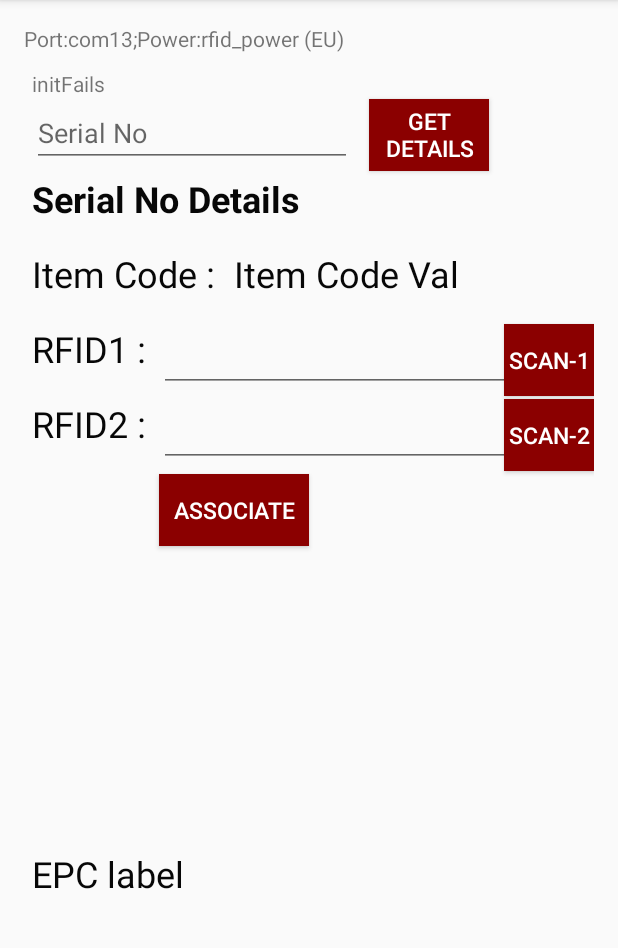
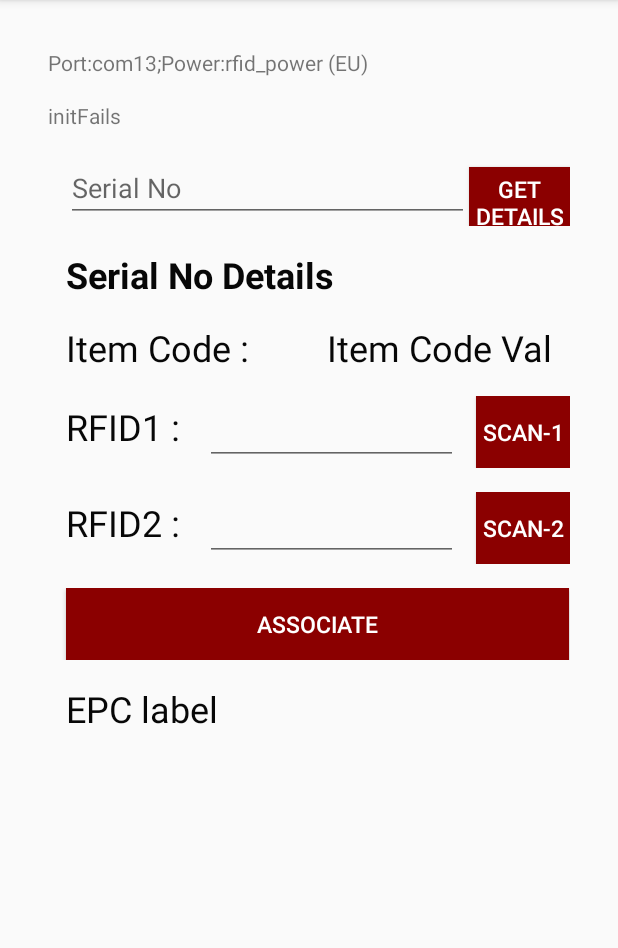
Before and after one commit to SureshAlien/RFIDScannerApp, an Android app: the MeritUHF screen opened directly, with no data from a screen before it, on a phone screen of 412 x 824 dp, the part 84-1032 px from its top. Run offline under Robolectric (Android 15) with nearby library versions, the light colour scheme and no system bars; our stand-ins replace Volley; network calls fail; pictures from the network do not load; 1 statement that could not run was skipped.

Commit message:
Proper UI scanning screen before adding doctype field

```diff
--- a/app/src/main/java/com/example/myapplicationfirs/MeritUHF.java
+++ b/app/src/main/java/com/example/myapplicationfirs/MeritUHF.java
@@ -174,7 +174,7 @@ public class MeritUHF extends AppCompatActivity implements  OnClickListener
         textView_title_config = (TextView) findViewById(R.id.textview_title_config);
         textView_title_config.setText("Port:com" + 13
                 +";Power:" + powerString + " (EU)");
-        manager = UhfReader.getInstance();
+        manager = UhfReader.getInstance();  //gets power from here
         if (manager == null) {
             textVersion.setText("initFails");
             return;
@@ -1136,8 +1136,11 @@ public class MeritUHF extends AppCompatActivity implements  OnClickListener
         //String url = "http://192.168.0.15/api/resource/Serial%20No?fields=[\"pch_rfid_tag1\",\"pch_rfid_tag2\",\"item_code\"]&filters=[[\"Serial%20No\",\"name\",\"=\",\""+ serial_no+"\"]]";//localhost url // \""+rfid_tag+ "\"
 
         String url = Utility.getInstance().buildUrl(CustomUrl.API_RESOURCE, null, CustomUrl.SERIAL_NO);
+        System.out.println("***************Firs url before filter"+url );
+
         url += "?fields=[\"pch_rfid_tag1\",\"pch_rfid_tag2\",\"item_code\"]&filters=[[\"Serial%20No\",\"name\",\"=\",\""+ serial_no+"\"]]" ;
 
+        System.out.println("***************same url after filter"+url );
 
         JsonObjectRequest JsonRequest = new JsonObjectRequest(Request.Method.GET, url,null,
                 new Response.Listener<JSONObject>()
--- a/app/src/main/java/com/example/myapplicationfirs/utils/CustomUrl.java
+++ b/app/src/main/java/com/example/myapplicationfirs/utils/CustomUrl.java
@@ -6,9 +6,6 @@ package com.example.myapplicationfirs.utils;
 
 
 public class CustomUrl {
-
-
-
 
     CustomUrl(){
         //do nothing here, default constructor
--- a/app/src/main/res/layout/activity_login.xml
+++ b/app/src/main/res/layout/activity_login.xml
@@ -76,10 +76,4 @@
     </FrameLayout>
 
 
-
-
-
-
-
-
 </RelativeLayout>
--- a/app/src/main/res/layout/activity_merit_uhf.xml
+++ b/app/src/main/res/layout/activity_merit_uhf.xml
@@ -9,184 +9,296 @@
     android:paddingRight="16dp"
     android:paddingTop="16dp"
     >
+    <LinearLayout
+        android:id="@+id/linearlayout_power_config"
+        android:layout_width="match_parent"
+        android:layout_height="wrap_content"
+        android:orientation="vertical"
+        android:layout_marginTop="@dimen/top_margin"
+        android:layout_marginLeft="@dimen/top_margin"
+        >
         <TextView
+            android:layout_width="match_parent"
+            android:layout_height="wrap_content"
             android:id="@+id/textview_title_config"
-        android:layout_width="wrap_content"
-        android:layout_height="wrap_content"
             android:ellipsize="marquee"
             android:focusableInTouchMode="true"
             android:scrollHorizontally="true"
             android:scrollbars="horizontal"
-        android:singleLine="true" />
+            android:singleLine="true"
+            />
+
+    </LinearLayout>
+
+    <LinearLayout
+        android:id="@+id/linearlayout_textVersion"
+        android:layout_below="@+id/linearlayout_power_config"
+        android:layout_width="match_parent"
+        android:layout_height="wrap_content"
+        android:layout_marginTop="@dimen/top_margin"
+        android:layout_marginLeft="@dimen/top_margin"
+        >
+
 
     <TextView
             android:id="@+id/textView_version"
             android:text="Text version"
             android:layout_width="wrap_content"
             android:layout_height="wrap_content"
-        android:layout_marginTop="30dp"
-        android:layout_marginLeft="5dp"/>
+            />
+    </LinearLayout>
 
-
+    <LinearLayout
+        android:layout_width="match_parent"
+        android:layout_height="wrap_content"
+        android:id="@+id/linearlayout_docName_details"
+        android:layout_below="@+id/linearlayout_textVersion"
+        android:weightSum="1"
+        android:layout_marginTop="@dimen/top_margin"
+        android:layout_marginLeft="@dimen/top_margin"
+        android:layout_marginRight="@dimen/top_margin"
+        android:paddingLeft="0dp"
+        android:paddingRight="0dp">
 
         <EditText
             android:id="@+id/editSerNo"
-        android:layout_width="wrap_content"
+            android:layout_width="0dp"
             android:layout_height="wrap_content"
             android:ems="10"
+
             android:inputType="text"
-        android:layout_marginLeft="5dp"
-        android:layout_marginTop="50dp"
+            android:layout_weight="0.80"
+            android:layout_marginLeft="@dimen/fabulous_margin"
             android:hint="Serial No"
             />
 
         <Button
+            android:id="@+id/btnGetDetails"
             android:text="Get Details"
-        android:id="@+id/btnGetDetails"
-        android:layout_width="80dp"
+            android:layout_weight="0.2"
             android:layout_height="wrap_content"
-        android:layout_marginLeft="230dp"
+            android:layout_width="0dp"
             android:textSize="15sp"
-        android:layout_marginTop="50dp"
             android:background="@color/colorPrimaryDark"
-        android:textColor="@color/cardview_light_background"/>
+            android:textColor="@color/cardview_light_background"
+            />
+    </LinearLayout>
+
+    <LinearLayout
+        android:id="@+id/linearlayout_serialNo_details_label"
+
+        android:layout_width="match_parent"
+        android:layout_height="wrap_content"
+        android:orientation="vertical"
+        android:layout_below="@+id/linearlayout_docName_details"
+        android:layout_marginTop="@dimen/top_margin"
+        android:layout_marginLeft="@dimen/top_margin"
+        >
+        <TextView
+            android:id="@+id/tvSNDetails"
+            android:layout_width="match_parent"
+            android:layout_height="wrap_content"
+            android:text="Serial No Details"
+            android:autoLink="none"
+            android:textStyle="bold"
+            android:textColor="@color/textColor"
+            android:textSize="24dp"
+            android:layout_marginLeft="@dimen/fabulous_margin"
+            />
+    </LinearLayout>
+
+    <LinearLayout
+        android:layout_width="match_parent"
+        android:layout_height="wrap_content"
+        android:id="@+id/linearlayout_itemCode"
+        android:layout_below="@+id/linearlayout_serialNo_details_label"
+        android:weightSum="1"
+        android:layout_marginTop="@dimen/top_margin"
+        android:layout_marginLeft="@dimen/top_margin"
+        android:layout_marginRight="@dimen/top_margin"
+        android:paddingLeft="0dp"
+        android:paddingRight="0dp">
 
         <TextView
-        android:text="Serial No Details"
-        android:id="@+id/tvSNDetails"
-        android:layout_width="wrap_content"
+            android:id="@+id/tvItemCode"
+            android:text="Item Code :"
+            android:layout_width="0dp"
             android:layout_height="wrap_content"
+            android:layout_weight="0.50"
+            android:layout_marginLeft="@dimen/fabulous_margin"
+
             android:textSize="24dp"
-        android:layout_marginTop="100dp"
-        android:layout_marginLeft="5dp"
-        android:textStyle="bold"
-        android:textColor="@color/textColor"
-        />
-
-    <TextView
-        android:text="Item Code :"
-        android:id="@+id/tvItemCode"
-        android:layout_width="wrap_content"
-        android:layout_height="wrap_content"
-        android:textSize="24dp"
-        android:layout_marginTop="150dp"
-        android:layout_marginLeft="5dp"
             android:textColor="@color/textColor"
             />
 
         <TextView
             android:text="Item Code Val "
             android:id="@+id/tvItemCodeVal"
-        android:layout_width="wrap_content"
+            android:layout_width="0dp"
+            android:layout_height="wrap_content"
+            android:layout_weight="0.50"
+            android:layout_marginLeft="@dimen/fabulous_margin"
+            android:textSize="24dp"
+            android:textColor="@color/textColor"
+            />
+    </LinearLayout>
+
+    <LinearLayout
+        android:layout_width="match_parent"
+        android:layout_height="wrap_content"
+        android:id="@+id/linearlayout_rfid1"
+        android:layout_below="@+id/linearlayout_itemCode"
+        android:weightSum="1"
+        android:layout_marginTop="@dimen/top_margin"
+        android:layout_marginLeft="@dimen/top_margin"
+        android:layout_marginRight="@dimen/top_margin"
+        android:paddingLeft="0dp"
+        android:paddingRight="0dp">
+
+        <TextView
+            android:id="@+id/tvRfid1"
+            android:text="RFID1 :"
+            android:layout_width="0dp"
             android:layout_height="wrap_content"
             android:textSize="24dp"
-        android:layout_marginTop="150dp"
-        android:layout_marginLeft="140dp"
-        android:textColor="@color/textColor"
-        />
-
-
-
-    <TextView
-        android:text="RFID1 :"
-        android:id="@+id/tvRfid1"
-        android:layout_width="wrap_content"
-        android:layout_height="wrap_content"
-        android:textSize="24dp"
-        android:layout_marginTop="200dp"
-        android:layout_marginLeft="5dp"
+            android:layout_weight="0.26"
+            android:layout_marginLeft="@dimen/fabulous_margin"
             android:textColor="@color/textColor"
             />
 
         <EditText
             android:id="@+id/editRfid1"
-        android:layout_width="250dp"
+            android:layout_width="0dp"
             android:layout_height="wrap_content"
+            android:layout_weight="0.54"
+            android:layout_marginLeft="@dimen/fabulous_margin"
             android:ems="10"
             android:inputType="text"
-        android:layout_marginTop="200dp"
-        android:layout_marginLeft="90dp" />
+             />
 
         <Button
             android:id="@+id/btnScan1"
-        android:layout_width="wrap_content"
+            android:text="Scan-1"
+            android:layout_width="0dp"
             android:layout_height="wrap_content"
-        android:text="Scan-1"
+            android:layout_weight="0.20"
+            android:layout_marginLeft="@dimen/fabulous_margin"
             android:textSize="15sp"
-        android:layout_marginTop="200dp"
-        android:layout_marginLeft="320dp"
             android:background="@color/colorPrimaryDark"
             android:textColor="@color/cardview_light_background"
             />
+    </LinearLayout>
+
+    <LinearLayout
+        android:id="@+id/linearlayout_rfid2"
+        android:layout_below="@+id/linearlayout_rfid1"
+        android:layout_width="match_parent"
+        android:layout_height="wrap_content"
+        android:weightSum="1"
+        android:layout_marginTop="@dimen/top_margin"
+        android:layout_marginLeft="@dimen/top_margin"
+        android:layout_marginRight="@dimen/top_margin"
+        android:paddingLeft="0dp"
+        android:paddingRight="0dp">
 
         <TextView
+            android:id="@+id/tvRfid2"
             android:text="RFID2 :"
-        android:id="@+id/tvRfid2"
-        android:layout_width="wrap_content"
+            android:layout_width="0dp"
             android:layout_height="wrap_content"
             android:textSize="24dp"
-        android:layout_marginTop="250dp"
-        android:layout_marginLeft="5dp"
+            android:layout_weight="0.26"
+            android:layout_marginLeft="@dimen/fabulous_margin"
             android:textColor="@color/textColor"
             />
 
-
-
         <EditText
             android:id="@+id/editRfid2"
-        android:layout_width="250dp"
+            android:layout_width="0dp"
             android:layout_height="wrap_content"
+            android:layout_weight="0.54"
+            android:layout_marginLeft="@dimen/fabulous_margin"
             android:ems="10"
             android:inputType="text"
-        android:layout_marginTop="250dp"
-        android:layout_marginLeft="90dp" />
+            />
 
         <Button
             android:id="@+id/btnScan2"
-        android:layout_width="wrap_content"
+            android:text="Scan-2"
+            android:layout_width="0dp"
             android:layout_height="wrap_content"
-        android:layout_below="@+id/btnScan1"
-        android:layout_marginLeft="320dp"
-        android:layout_marginTop="2dp"
-        android:text="Scan-2"
+            android:layout_weight="0.20"
+            android:layout_marginLeft="@dimen/fabulous_margin"
             android:textSize="15sp"
-        android:background="@color/colorPrimaryDark"
-        android:textColor="@color/cardview_light_background"/>
-
-    <Button
-        android:text="Associate"
-        android:id="@+id/btnAssociate"
-        android:textSize="15sp"
-        android:layout_width="100dp"
-        android:layout_height="wrap_content"
-        android:layout_marginLeft="90dp"
-        android:layout_marginTop="300dp"
             android:background="@color/colorPrimaryDark"
             android:textColor="@color/cardview_light_background"
             />
+    </LinearLayout>
 
+    <LinearLayout
+        android:id="@+id/linearlayout_associate_button"
+        android:layout_below="@+id/linearlayout_rfid2"
+        android:layout_width="match_parent"
+        android:layout_height="wrap_content"
+        android:weightSum="1"
+        android:layout_marginTop="@dimen/top_margin"
+        android:layout_marginLeft="@dimen/top_margin"
+        android:layout_marginRight="@dimen/top_margin"
+        android:paddingLeft="0dp"
+        android:paddingRight="0dp">
+
+
+        <Button
+            android:id="@+id/btnAssociate"
+            android:text="Associate"
+            android:layout_width="0dp"
+            android:layout_height="wrap_content"
+            android:layout_weight="0.999"
+            android:layout_marginLeft="@dimen/fabulous_margin"
+            android:textSize="15sp"
+            android:background="@color/colorPrimaryDark"
+            android:textColor="@color/cardview_light_background"
+            />
+    </LinearLayout>
+
+    <LinearLayout
+        android:id="@+id/linearlayout_scanned_rifd_tag"
+        android:layout_below="@+id/linearlayout_associate_button"
+        android:layout_width="match_parent"
+        android:layout_height="wrap_content"
+        android:weightSum="1"
+        android:layout_marginTop="@dimen/top_margin"
+        android:layout_marginLeft="@dimen/top_margin"
+        android:layout_marginRight="@dimen/top_margin"
+        android:paddingLeft="0dp"
+        android:paddingRight="0dp">
+
+        <TextView
+            android:id="@+id/tvEpcLabel1"
+            android:text="EPC label"
+            android:layout_width="0dp"
+            android:layout_height="wrap_content"
+            android:textSize="24dp"
+            android:layout_weight="0.90"
+            android:layout_marginLeft="@dimen/fabulous_margin"
+            android:textColor="@color/textColor"
+            />
         <Button
             android:visibility="invisible"
             android:id="@+id/btnScan"
-        android:layout_width="wrap_content"
+            android:text="Scan"
+            android:layout_width="0dp"
             android:layout_height="wrap_content"
+            android:layout_weight="0.10"
             android:onClick="startInvetory"
-        android:text="Scan"
+            android:layout_marginLeft="@dimen/fabulous_margin"
             android:textSize="15dp"
-        android:layout_marginTop="500dp"
             android:background="@color/colorPrimaryDark"
             android:textColor="@color/cardview_light_background"
             />
+    </LinearLayout>
 
-    <TextView
-        android:text="EPC label"
-        android:id="@+id/tvEpcLabel1"
-        android:layout_width="wrap_content"
-        android:layout_height="wrap_content"
-        android:textSize="24dp"
-        android:layout_marginTop="550dp"
-        android:layout_marginLeft="5dp"
-        android:textColor="@color/textColor"
-        />
+
+
 
 </RelativeLayout>
```
Also changed, not shown: app/src/main/java/com/example/myapplicationfirs/CommonResponseHeaders.java (+2 -6 lines), app/src/main/java/com/example/myapplicationfirs/Login.java (+0 -11 lines). Lines whose indentation alone changed are shown as unchanged.
